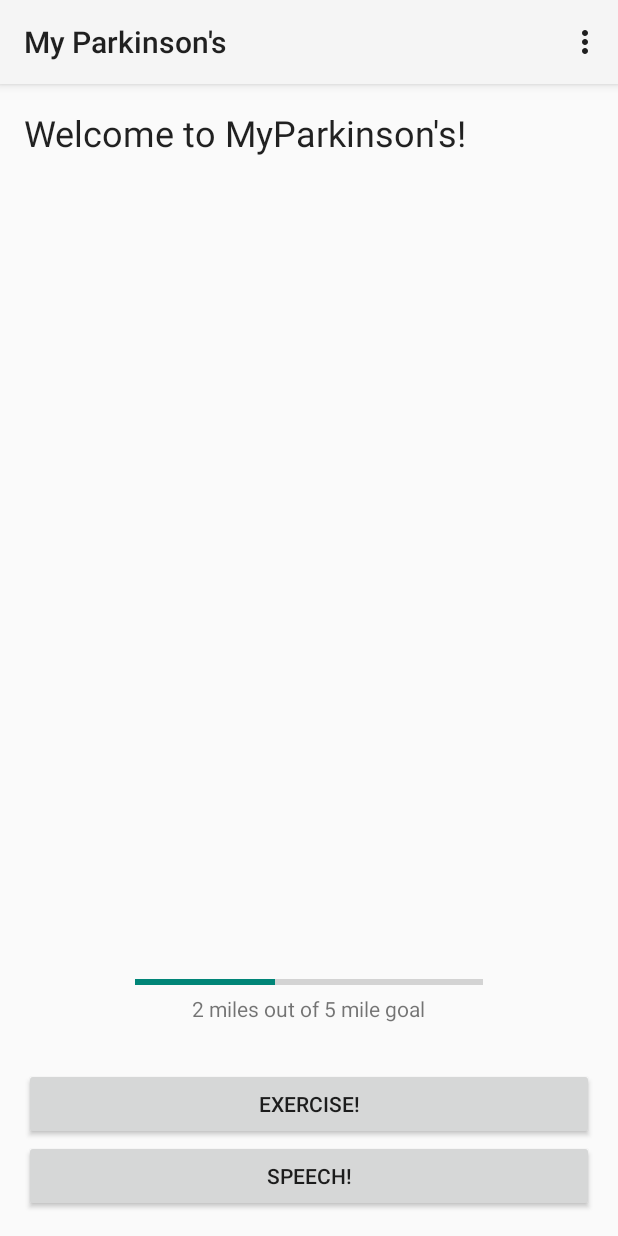
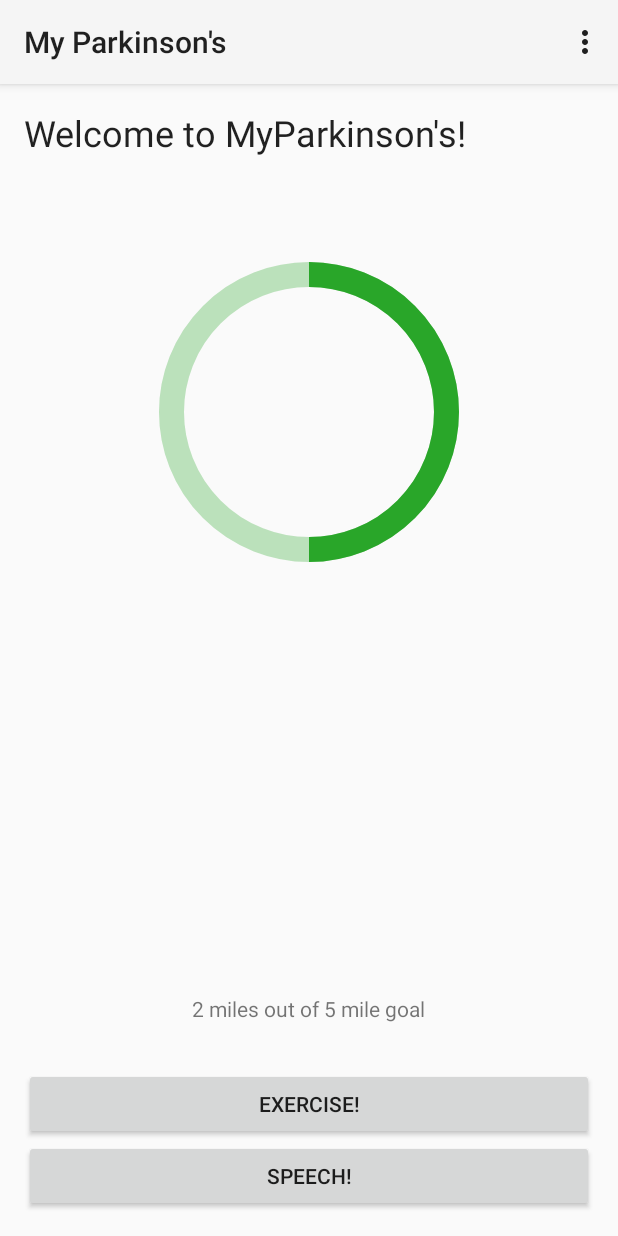
Before and after one commit to MJAlperin23/CS-65-App, an Android app: the screen it shows after launch (MainActivity), on a phone screen of 412 x 824 dp. Run offline under Robolectric (Android 15) with nearby library versions, the phone set to English and light mode, and no system bars.

Commit message:
Preliminary circle progress bar creation and addition of CirlceProgressBar class

```diff
--- a/MyParkinsons/app/src/main/java/edu/dartmouth/cs/myparkinsons/MainActivity.java
+++ b/MyParkinsons/app/src/main/java/edu/dartmouth/cs/myparkinsons/MainActivity.java
@@ -3,22 +3,26 @@ package edu.dartmouth.cs.myparkinsons;
 import android.app.Activity;
 import android.app.AlarmManager;
 import android.app.PendingIntent;
-import android.content.Context;
 import android.content.Intent;
+import android.graphics.Color;
 import android.os.Bundle;
 import android.os.SystemClock;
+import android.support.v4.app.Fragment;
+import android.support.v4.app.FragmentActivity;
 import android.util.Log;
+import android.view.LayoutInflater;
 import android.view.Menu;
 import android.view.MenuItem;
 import android.view.View;
+import android.view.ViewGroup;
 import android.widget.Button;
-import android.widget.ProgressBar;
 import android.widget.TextView;
+
 
 import java.util.Calendar;
 
 
-public class MainActivity extends Activity {
+public class MainActivity extends FragmentActivity {
 
 
     private static final long MS_PER_DAY = 86400000;
@@ -26,7 +30,6 @@ public class MainActivity extends Activity {
     private Button exerciseButton;
     private Button speechButton;
 
-    private ProgressBar progressBar;
     private TextView progressBarTextView;
 
     @Override
@@ -34,14 +37,16 @@ public class MainActivity extends Activity {
         super.onCreate(savedInstanceState);
         setContentView(R.layout.activity_main);
 
+        if (savedInstanceState == null) {
+            getSupportFragmentManager().beginTransaction()
+                    .add(R.id.container, new PlaceholderFragment())
+                    .commit();
+        }
+
         exerciseButton = (Button)findViewById(R.id.exerciseButton);
         speechButton = (Button)findViewById(R.id.speechButton);
 
-        progressBar = (ProgressBar)findViewById(R.id.progressBar);
         progressBarTextView = (TextView)findViewById(R.id.progressBarText);
-
-        progressBar.setMax(100);
-        progressBar.setProgress(40);
 
         progressBarTextView.setText("2 miles out of 5 mile goal");
 
@@ -107,4 +112,27 @@ public class MainActivity extends Activity {
         );
 
     }
+
+    /**
+     * A placeholder fragment containing a simple view.
+     */
+    public static class PlaceholderFragment extends Fragment {
+
+        public PlaceholderFragment() {
+        }
+
+        @Override
+        public View onCreateView(LayoutInflater inflater, ViewGroup container,
+                                 Bundle savedInstanceState) {
+            View rootView = inflater.inflate(R.layout.fragment_cirlce_progress, container, false);
+
+            final CircleProgressBar circleProgressBar = (CircleProgressBar) rootView.findViewById(R.id.custom_progressBar);
+            circleProgressBar.setColor(0xFF29A629);
+            circleProgressBar.setStrokeWidth(25);
+            circleProgressBar.setProgressWithAnimation(50);
+
+
+            return rootView;
+        }
+    }
 }
--- a/MyParkinsons/app/src/main/res/layout/activity_main.xml
+++ b/MyParkinsons/app/src/main/res/layout/activity_main.xml
@@ -1,25 +1,32 @@
 <LinearLayout xmlns:android="http://schemas.android.com/apk/res/android"
-    xmlns:tools="http://schemas.android.com/tools" android:layout_width="match_parent"
-    android:layout_height="match_parent" android:paddingLeft="@dimen/activity_horizontal_margin"
+    xmlns:app="http://schemas.android.com/apk/res-auto"
+    xmlns:tools="http://schemas.android.com/tools"
+    android:layout_width="match_parent"
+    android:layout_height="match_parent"
+    android:paddingLeft="@dimen/activity_horizontal_margin"
     android:paddingRight="@dimen/activity_horizontal_margin"
     android:paddingTop="@dimen/activity_vertical_margin"
     android:paddingBottom="@dimen/activity_vertical_margin"
     android:orientation="vertical"
     tools:context=".MainActivity">
 
-    <TextView android:text="@string/welcomeMessage" android:layout_width="wrap_content"
+    <TextView
+        android:text="@string/welcomeMessage"
+        android:layout_width="wrap_content"
         android:layout_height="wrap_content"
-        android:layout_weight="1"
+        android:layout_weight="0"
+        android:paddingBottom="70dp"
         style="@android:style/TextAppearance.Material.Headline" />
 
+    <RelativeLayout
+        android:id="@+id/container"
+        android:layout_width="fill_parent"
+        android:layout_height="wrap_content"
+        android:layout_gravity="center"
+        android:layout_weight="1"
+        tools:context=".MainActivity"
+        tools:ignore="MergeRootFrame" />
 
-    <ProgressBar
-        style="?android:attr/progressBarStyleHorizontal"
-        android:layout_width="232dp"
-        android:layout_height="wrap_content"
-        android:layout_weight="0"
-        android:id="@+id/progressBar"
-        android:layout_gravity="center_horizontal" />
 
     <TextView
         android:layout_width="wrap_content"
@@ -28,7 +35,8 @@
         android:id="@+id/progressBarText"
         android:textAlignment="center"
         android:layout_gravity="center_horizontal"
-        android:layout_marginBottom="30dp"/>
+        android:layout_marginBottom="30dp"
+        android:text="hello"/>
 
     <Button
         android:layout_width="fill_parent"
@@ -36,7 +44,7 @@
         android:layout_weight="0"
         android:text="@string/exerciseButton"
         android:textAlignment="center"
-        android:id="@+id/exerciseButton"/>
+        android:id="@+id/exerciseButton" />
 
     <Button
         android:layout_width="fill_parent"
@@ -44,6 +52,6 @@
         android:layout_weight="0"
         android:text="@string/speechButton"
         android:textAlignment="center"
-        android:id="@+id/speechButton"/>
+        android:id="@+id/speechButton" />
 
 </LinearLayout>
--- /dev/null
+++ b/MyParkinsons/app/src/main/res/layout/fragment_cirlce_progress.xml
@@ -0,0 +1,14 @@
+<FrameLayout xmlns:android="http://schemas.android.com/apk/res/android"
+    xmlns:tools="http://schemas.android.com/tools"
+    android:layout_width="fill_parent"
+    android:layout_height="wrap_content"
+    tools:context="edu.dartmouth.cs.myparkinsons.CirlceProgressFragment">
+
+    <edu.dartmouth.cs.myparkinsons.CircleProgressBar
+        android:id="@+id/custom_progressBar"
+        android:layout_width="200dp"
+        android:layout_height="200dp"
+        android:layout_gravity="center"/>
+
+
+</FrameLayout>
--- a/MyParkinsons/app/src/main/res/values/strings.xml
+++ b/MyParkinsons/app/src/main/res/values/strings.xml
@@ -64,5 +64,6 @@
     <string name="delete_alert_dialog_title">Delete all saved data?</string>
     <string name="delete_data_title">Delete Stored Data</string>
     <string name="delete_data_summary">Delete all exercise and speech data stored in the app.</string>
+    <string name="hello_blank_fragment">Hello blank fragment</string>
 
 </resources>
```
